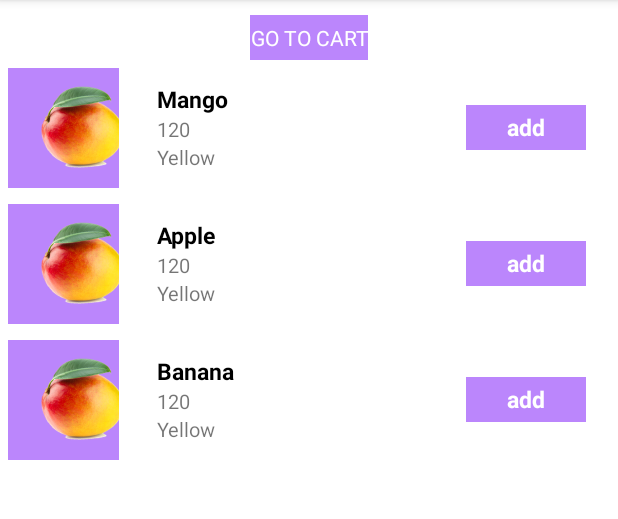
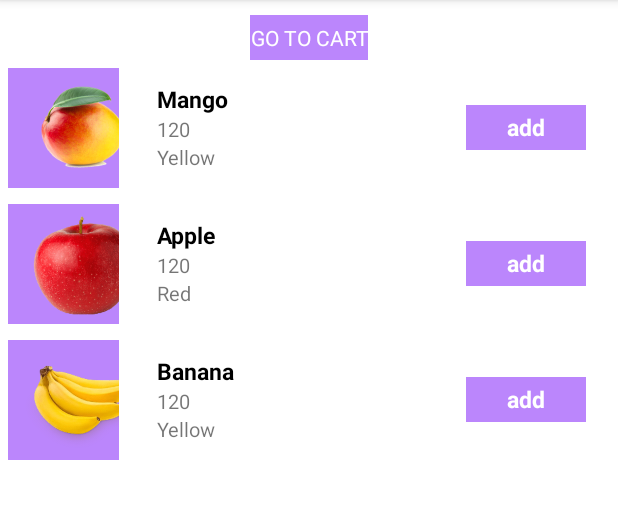
Before and after one commit to dkashyapiiii/CartAssigment, an Android app: the screen it shows after launch (MainActivity), on a phone screen of 412 x 824 dp, the part 84-603 px from its top. Run offline under Robolectric (Android 15) with nearby library versions, the phone set to English and light mode, and no system bars.

Commit message:
task setup

```diff
--- a/app/src/main/java/com/djt/testapplication/FruitAdapter.kt
+++ b/app/src/main/java/com/djt/testapplication/FruitAdapter.kt
@@ -4,6 +4,7 @@ import android.content.Context
 import android.view.LayoutInflater
 import android.view.View
 import android.view.ViewGroup
+import android.widget.ImageView
 import android.widget.TextView
 import androidx.recyclerview.widget.RecyclerView
 
@@ -29,6 +30,8 @@ class FruitAdapter(
                 holder.name.text=fruititems.fruits
                 holder.price.text=fruititems.price
                 holder.color.text=fruititems.color
+                holder.image.setImageResource(fruititems.image)
+
                 if(from.equals("home")) {
                     holder.add.visibility=View.VISIBLE
                 }
@@ -55,6 +58,7 @@ class FruitAdapter(
         var add: TextView = view.findViewById(R.id.textadd)
         var price: TextView = view.findViewById(R.id.textprice)
         var color: TextView = view.findViewById(R.id.textcolor)
+        var image: ImageView = view.findViewById(R.id.imagev)
 
     }
     fun setListener(listener: CartListener) {
--- a/app/src/main/java/com/djt/testapplication/MainActivity.kt
+++ b/app/src/main/java/com/djt/testapplication/MainActivity.kt
@@ -87,13 +87,13 @@ class MainActivity : AppCompatActivity() {
         var childjsonobject2 = JsonObject()
         childjsonobject2.addProperty("itemname","Apple")
         childjsonobject2.addProperty("itemprice","120")
-        childjsonobject2.addProperty("image",R.drawable.mango)
-        childjsonobject2.addProperty("itemcolor","Yellow")
+        childjsonobject2.addProperty("image",R.drawable.apple)
+        childjsonobject2.addProperty("itemcolor","Red")
         jsonarry.add(childjsonobject2)
         var childjsonobject3 = JsonObject()
         childjsonobject3.addProperty("itemname","Banana")
         childjsonobject3.addProperty("itemprice","120")
-        childjsonobject3.addProperty("image",R.drawable.mango)
+        childjsonobject3.addProperty("image",R.drawable.banana)
         childjsonobject3.addProperty("itemcolor","Yellow")
         jsonarry.add(childjsonobject3)
         makearrylist(jsonarry.toString())
```
